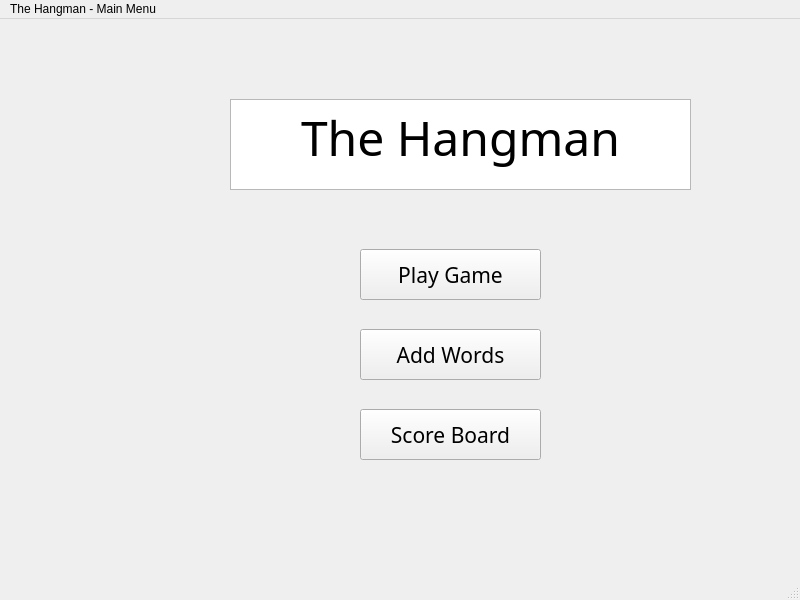
Qt form Software/TheHangman/mainwindow.ui (michaelrenoo/TheHangman) before a commit.
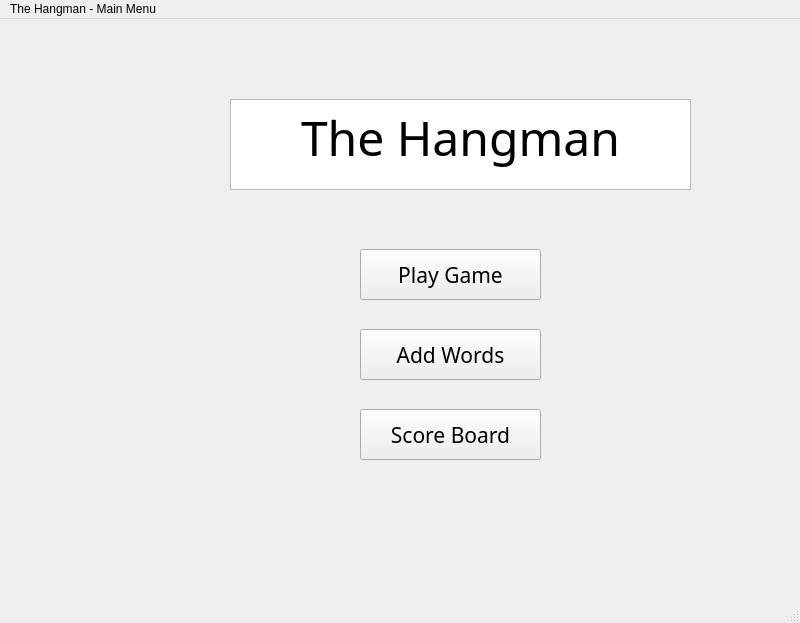
The same form after that commit. Icons and pictures are not drawn.

The edit to the form file:
```diff
--- a/Software/TheHangman/mainwindow.ui
+++ b/Software/TheHangman/mainwindow.ui
@@ -7,9 +7,15 @@
     <x>0</x>
     <y>0</y>
     <width>800</width>
-    <height>600</height>
+    <height>623</height>
    </rect>
   </property>
+  <property name="maximumSize">
+   <size>
+    <width>800</width>
+    <height>16777215</height>
+   </size>
+  </property>
   <property name="windowTitle">
    <string>MainWindow</string>
   </property>
```
Left out of the diff: 13 changed lines with no effect on the pictures.
